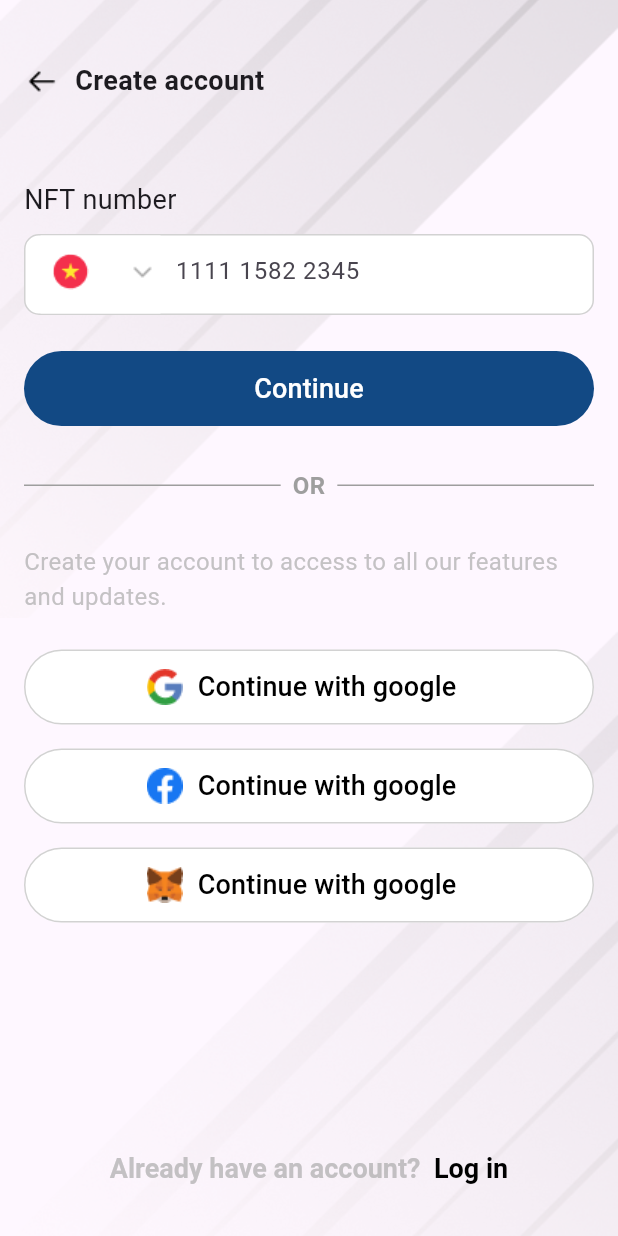
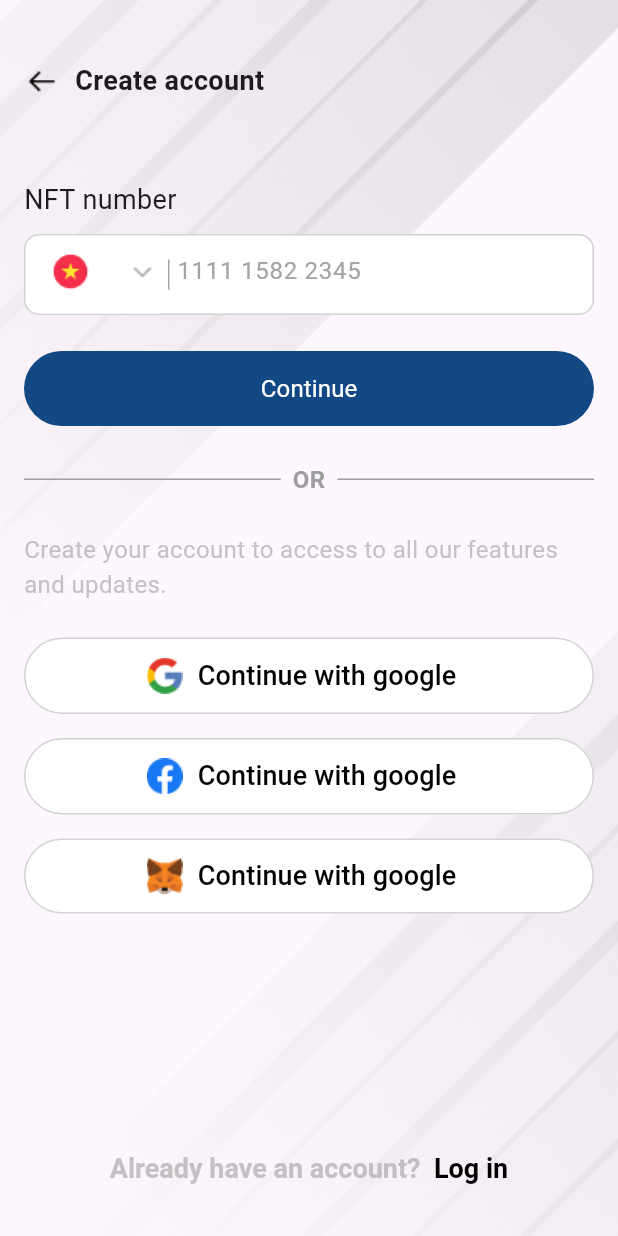
Before and after one commit to dangtu2111/edc_ui, a Flutter app: the CreateaccountScreen screen opened directly, on a phone screen of 412 x 824 dp. Run offline on Flutter 3.47's test engine with Material 3 defaults, Android fonts, the phone set to English and light mode, and no system bars; our stand-ins replace image_picker, share_plus.

Commit message:
update color

```diff
--- a/lib/Authen/component/Background.dart
+++ b/lib/Authen/component/Background.dart
@@ -3,6 +3,7 @@
 
 class Background{
   Widget defauld = Container(
+
     child: Column(
     children: [
       Expanded(
--- a/lib/Authen/createAccount.dart
+++ b/lib/Authen/createAccount.dart
@@ -6,7 +6,7 @@
 import 'component/Background.dart';
 
 class CreateaccountScreen extends StatefulWidget {
-  const CreateaccountScreen({Key? key}) : super(key: key);
+  const CreateaccountScreen({super.key});
 
   @override
   _LogInScreenState createState() => _LogInScreenState();
@@ -197,7 +197,15 @@
                       )
 
                   ),
-                  const SizedBox(width: 10),
+                  const SizedBox(width: 5),
+
+                  Container(
+                    padding:  EdgeInsets.zero,
+                    width: 1.0, // Độ rộng của đường kẻ
+                    height: 20, // Chiều cao của đường kẻ
+                    color: Color(0xFFA4A4A4), // Màu sắc của đường kẻ
+                  ),
+                  const SizedBox(width: 5),
                   // TextFormField
                   Expanded(
                     child: SizedBox(
@@ -206,6 +214,10 @@
                         controller: _nftController,
                         decoration: const InputDecoration(
                           hintText: '1111 1582 2345',
+                          hintStyle:TextStyle(
+                            color: Color(0xFFA4A4A4), // Màu của hintText
+                            fontSize: 16, // Kích thước font
+                          ),
                           border: InputBorder.none,
                         ),
 
@@ -240,10 +252,10 @@
               ),
               child: const Text(
                 'Continue', // Văn bản trên nút bấm
-                style: TextStyle(fontSize: 18), // Kiểu chữ của văn bản
+                style: TextStyle(fontSize: 16,fontWeight: FontWeight.w400), // Kiểu chữ của văn bản
               ),
             ),
-            const SizedBox(height: 28),
+            const SizedBox(height: 24),
             Row(
               children: [
                 const Expanded(
@@ -265,7 +277,7 @@
                 ),
               ],
             ),
-            const SizedBox(height: 28),
+            const SizedBox(height: 24),
 
           ],
         ),
@@ -274,9 +286,12 @@
   }
   Widget _continueScreen(){
     return Container(
+
       child: Column(
         children: [
-          ElevatedButton(
+          Container(
+            height: 51,
+            child: ElevatedButton(
               onPressed: () {
                 if (_formKey.currentState!.validate()) {
                   print('NFT Number: ${_nftController.text}');
@@ -284,6 +299,7 @@
                 }
               },
               style: ElevatedButton.styleFrom(
+
                 foregroundColor: Colors.black,
                 backgroundColor: Colors.white, // Màu chữ trên button
                 shape: RoundedRectangleBorder(
@@ -308,8 +324,11 @@
                 ],
               ),
             ),
+          ),
           const SizedBox(height: 16),
-          ElevatedButton(
+          Container(
+            height: 51,
+            child: ElevatedButton(
               onPressed: () {
                 if (_formKey.currentState!.validate()) {
                   print('NFT Number: ${_nftController.text}');
@@ -339,6 +358,7 @@
                     ),
                   ),
                 ],
+              ),
             ),
           ),
           const SizedBox(height: 16),
--- a/lib/Authen/enterPass.dart
+++ b/lib/Authen/enterPass.dart
@@ -82,7 +82,7 @@
                       ),
                       child:  RichText(
                         text: const TextSpan(
-                          text: 'New here', // Đoạn văn bản đầu tiên
+                          text: 'New here?', // Đoạn văn bản đầu tiên
                           style: TextStyle(
                             fontSize: 18,
                             fontWeight: FontWeight.bold,
```
Also changed, not shown: lib/Authen/NewFeed.dart (+5 -2 lines), lib/Authen/welcomScreen.dart (+4 -4 lines), lib/main.dart (+2 -6 lines). Lines whose indentation alone changed are shown as unchanged.
